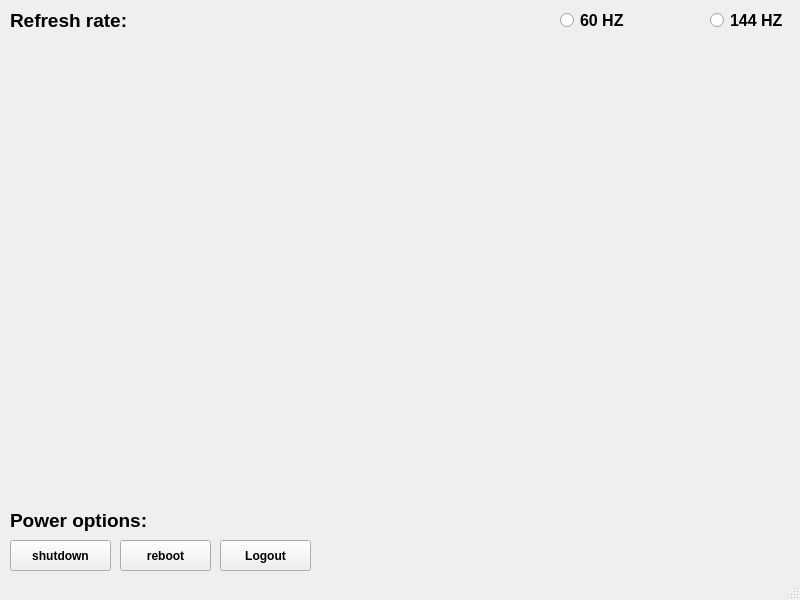
The window that c_center/c_center.ui (mshassani/myWaybarConfig) describes before a commit, drawn with Qt 5.
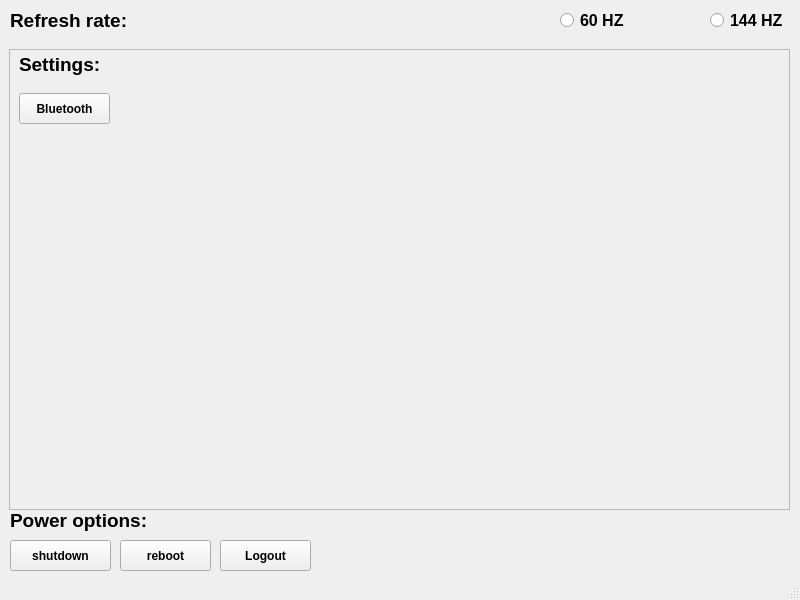
The same window after the commit.

Patch:
```diff
--- a/c_center/c_center.ui
+++ b/c_center/c_center.ui
@@ -134,6 +134,54 @@
      <string>Logout</string>
     </property>
    </widget>
+   <widget class="QFrame" name="frame">
+    <property name="geometry">
+     <rect>
+      <x>9</x>
+      <y>49</y>
+      <width>781</width>
+      <height>461</height>
+     </rect>
+    </property>
+    <property name="frameShape">
+     <enum>QFrame::Shape::StyledPanel</enum>
+    </property>
+    <property name="frameShadow">
+     <enum>QFrame::Shadow::Raised</enum>
+    </property>
+    <widget class="QLabel" name="label_3">
+     <property name="geometry">
+      <rect>
+       <x>10</x>
+       <y>0</y>
+       <width>131</width>
+       <height>31</height>
+      </rect>
+     </property>
+     <property name="font">
+      <font>
+       <pointsize>14</pointsize>
+       <bold>true</bold>
+      </font>
+     </property>
+     <property name="text">
+      <string>Settings:</string>
+     </property>
+    </widget>
+    <widget class="QPushButton" name="btooth">
+     <property name="geometry">
+      <rect>
+       <x>10</x>
+       <y>44</y>
+       <width>91</width>
+       <height>31</height>
+      </rect>
+     </property>
+     <property name="text">
+      <string>Bluetooth</string>
+     </property>
+    </widget>
+   </widget>
   </widget>
   <widget class="QStatusBar" name="statusbar"/>
  </widget>
```
